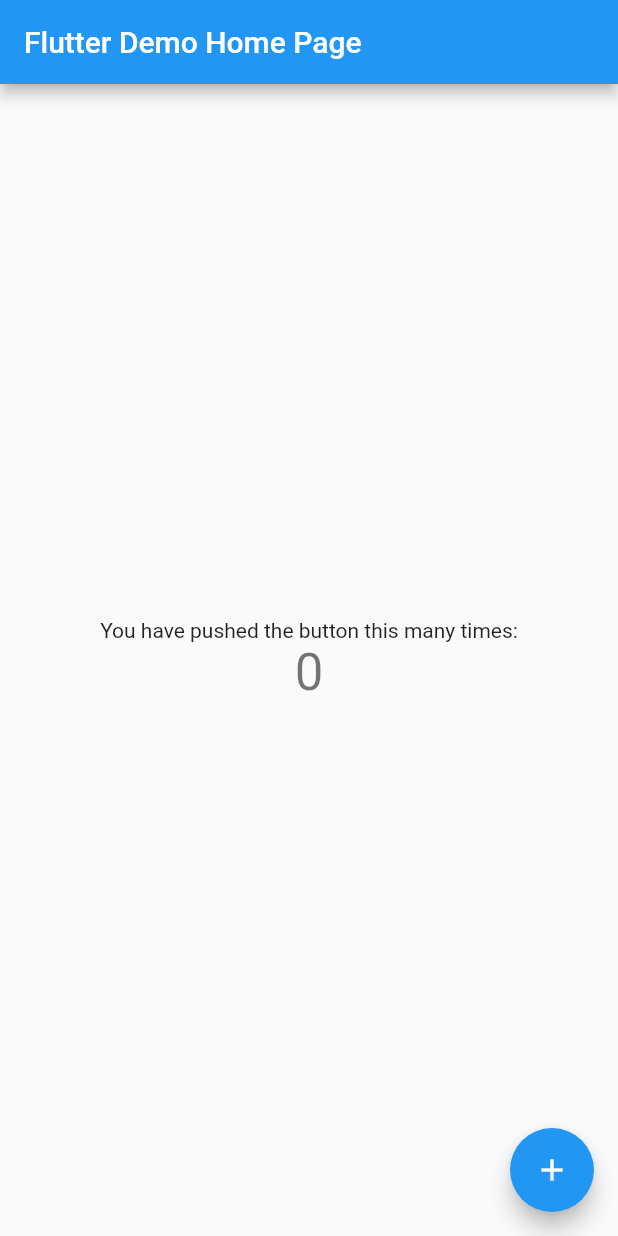
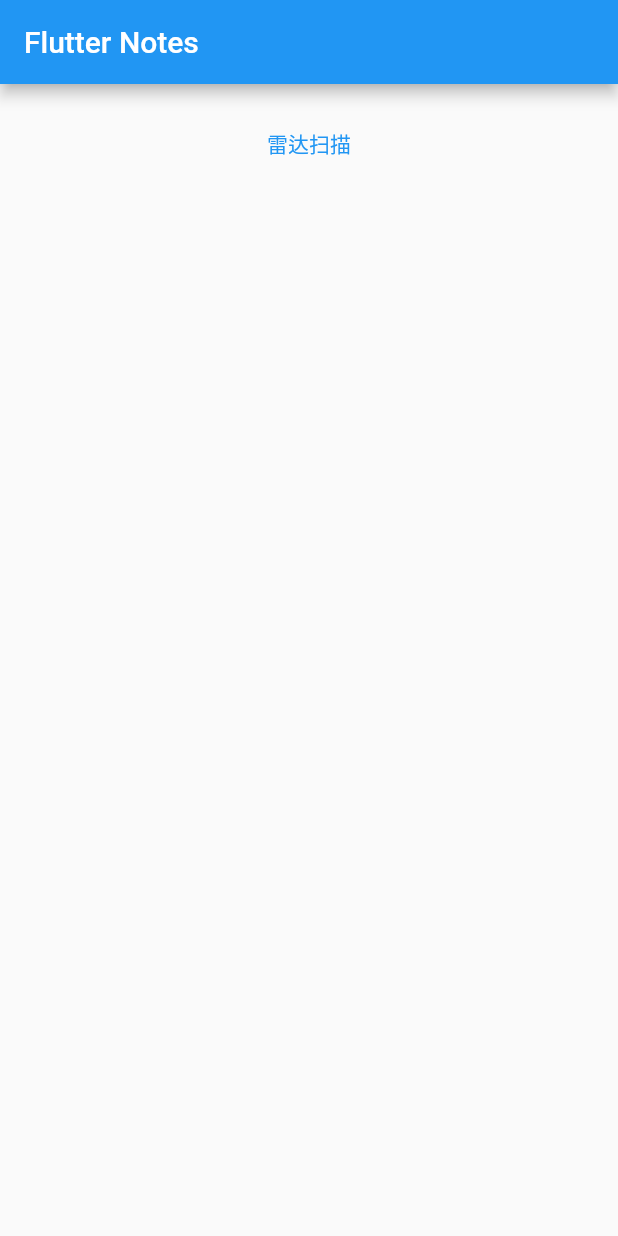
Before and after one commit to huangjian0414/flutter_notes, a Flutter app: the screen it shows after launch, on a phone screen of 412 x 824 dp. Run offline on Flutter 3.47's test engine with Material 2 defaults, Android fonts, the phone set to English and light mode, and no system bars.

Commit message:
雷达扫描

```diff
--- a/lib/main.dart
+++ b/lib/main.dart
@@ -1,115 +1,66 @@
+
 import 'package:flutter/material.dart';
+
+import 'notes/raddar_scan/raddar_scan_demo.dart';
+
 
 void main() {
   runApp(const MyApp());
 }
 
 class MyApp extends StatelessWidget {
-  const MyApp({super.key});
+  const MyApp({Key? key}) : super(key: key);
 
-  // This widget is the root of your application.
   @override
   Widget build(BuildContext context) {
     return MaterialApp(
-      title: 'Flutter Demo',
       theme: ThemeData(
-        // This is the theme of your application.
-        //
-        // Try running your application with "flutter run". You'll see the
-        // application has a blue toolbar. Then, without quitting the app, try
-        // changing the primarySwatch below to Colors.green and then invoke
-        // "hot reload" (press "r" in the console where you ran "flutter run",
-        // or simply save your changes to "hot reload" in a Flutter IDE).
-        // Notice that the counter didn't reset back to zero; the application
-        // is not restarted.
         primarySwatch: Colors.blue,
       ),
-      home: const MyHomePage(title: 'Flutter Demo Home Page'),
+      home: const MyHomePage(),
     );
   }
 }
 
 class MyHomePage extends StatefulWidget {
-  const MyHomePage({super.key, required this.title});
-
-  // This widget is the home page of your application. It is stateful, meaning
-  // that it has a State object (defined below) that contains fields that affect
-  // how it looks.
-
-  // This class is the configuration for the state. It holds the values (in this
-  // case the title) provided by the parent (in this case the App widget) and
-  // used by the build method of the State. Fields in a Widget subclass are
-  // always marked "final".
-
-  final String title;
+  const MyHomePage({Key? key}) : super(key: key);
 
   @override
   State<MyHomePage> createState() => _MyHomePageState();
 }
 
 class _MyHomePageState extends State<MyHomePage> {
-  int _counter = 0;
-
-  void _incrementCounter() {
-    setState(() {
-      // This call to setState tells the Flutter framework that something has
-      // changed in this State, which causes it to rerun the build method below
-      // so that the display can reflect the updated values. If we changed
-      // _counter without calling setState(), then the build method would not be
-      // called again, and so nothing would appear to happen.
-      _counter++;
-    });
-  }
 
   @override
   Widget build(BuildContext context) {
-    // This method is rerun every time setState is called, for instance as done
-    // by the _incrementCounter method above.
-    //
-    // The Flutter framework has been optimized to make rerunning build methods
-    // fast, so that you can just rebuild anything that needs updating rather
-    // than having to individually change instances of widgets.
+
     return Scaffold(
       appBar: AppBar(
-        // Here we take the value from the MyHomePage object that was created by
-        // the App.build method, and use it to set our appbar title.
-        title: Text(widget.title),
+        title: Text('Flutter Notes'),
       ),
       body: Center(
-        // Center is a layout widget. It takes a single child and positions it
-        // in the middle of the parent.
-        child: Column(
-          // Column is also a layout widget. It takes a list of children and
-          // arranges them vertically. By default, it sizes itself to fit its
-          // children horizontally, and tries to be as tall as its parent.
-          //
-          // Invoke "debug painting" (press "p" in the console, choose the
-          // "Toggle Debug Paint" action from the Flutter Inspector in Android
-          // Studio, or the "Toggle Debug Paint" command in Visual Studio Code)
-          // to see the wireframe for each widget.
-          //
-          // Column has various properties to control how it sizes itself and
-          // how it positions its children. Here we use mainAxisAlignment to
-          // center the children vertically; the main axis here is the vertical
-          // axis because Columns are vertical (the cross axis would be
-          // horizontal).
-          mainAxisAlignment: MainAxisAlignment.center,
-          children: <Widget>[
-            const Text(
-              'You have pushed the button this many times:',
-            ),
-            Text(
-              '$_counter',
-              style: Theme.of(context).textTheme.headline4,
-            ),
-          ],
+        child: SafeArea(
+          child: ListView.builder(itemBuilder: (ctx,index){
+            return Container(
+              height: 40,
+              child: Center(child: TextButton(onPressed: (){
+                Navigator.of(context).push(MaterialPageRoute(builder: (ctx) {
+                  return getTitles()[index]['page'];
+                }));
+              },child: Text(getTitles()[index]['title']),)),
+            );
+          },itemCount: getTitles().length,padding: EdgeInsets.symmetric(vertical: 20),),
         ),
       ),
-      floatingActionButton: FloatingActionButton(
-        onPressed: _incrementCounter,
-        tooltip: 'Increment',
-        child: const Icon(Icons.add),
-      ), // This trailing comma makes auto-formatting nicer for build methods.
     );
   }
+
+  List getTitles(){
+    return [
+      {
+        'title':'雷达扫描',
+        'page':  RaddarScanDemo()
+      }
+    ];
+  }
 }
```
Also changed, not shown: lib/notes/raddar_scan/raddar_scan_demo.dart (added, +24 -0 lines), lib/notes/raddar_scan/source/radar_scan_config.dart (added, +40 -0 lines), lib/notes/raddar_scan/source/radar_scan_painter.dart (added, +112 -0 lines), lib/notes/raddar_scan/source/radar_scan_view.dart (added, +90 -0 lines).
